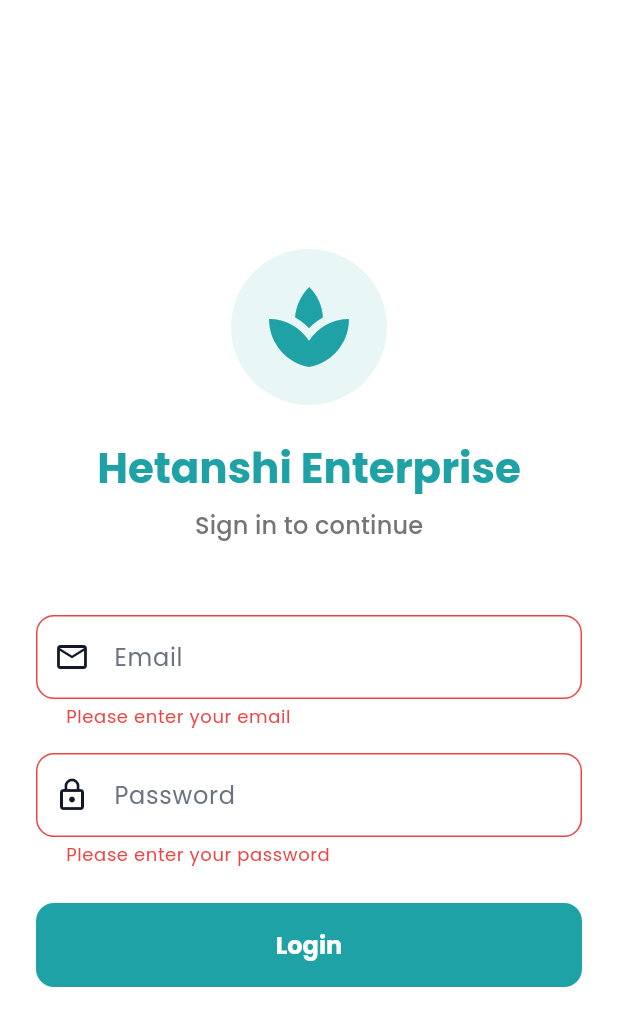
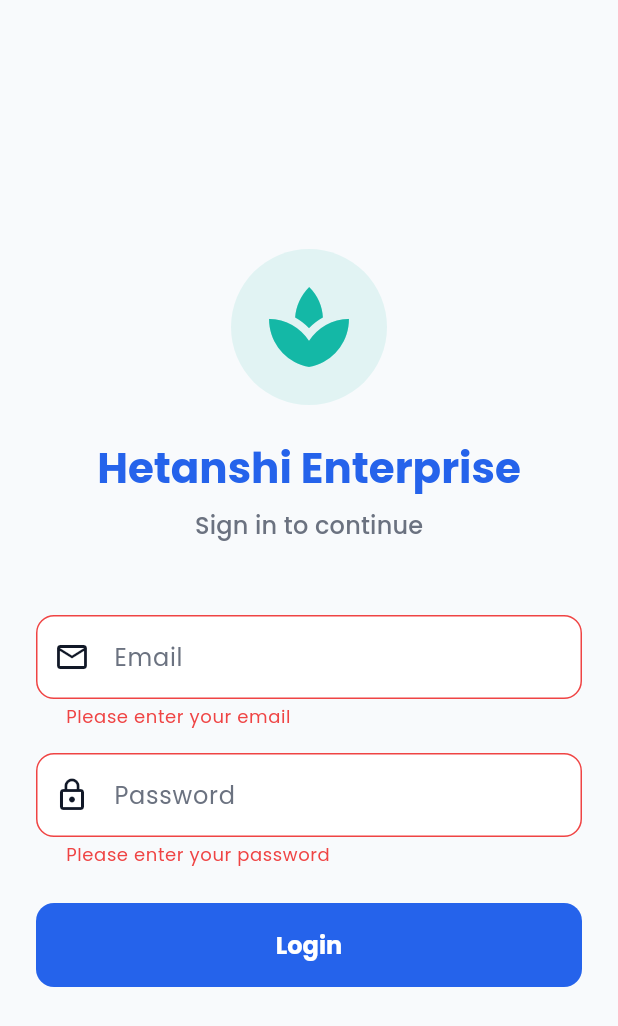
Before and after one commit to Vivekchavda1374/Hetanshi-Enterprise, a Flutter app: the screen it shows after launch, after a tap on "Login", on a phone screen of 412 x 824 dp. Shown: the top 1026 px of the screen. Run offline on Flutter 3.47's test engine with Material 3 defaults, Android fonts, the phone set to English and light mode, and no system bars; our stand-ins replace animate_do, cloud_firestore, firebase_core, fl_chart, flutter_staggered_animations, google_fonts and 1 more; accounts and stored records are empty.

Commit message:
refactor: Update login screen with modern background and improved styling

```diff
--- a/lib/screens/login_screen.dart
+++ b/lib/screens/login_screen.dart
@@ -1,5 +1,7 @@
 import 'package:flutter/material.dart';
 import 'package:hetanshi_enterprise/screens/dashboard_screen.dart';
+import 'package:hetanshi_enterprise/utils/app_theme.dart';
+import 'package:hetanshi_enterprise/utils/toast_utils.dart';
 
 class LoginScreen extends StatefulWidget {
   const LoginScreen({super.key});
@@ -26,14 +28,10 @@ class _LoginScreenState extends State<LoginScreen> {
 
         if (_emailController.text.trim() == 'vivek@gmail.com' &&
             _passwordController.text.trim() == '123') {
+          ToastUtils.showSuccess(context, 'Login Successful');
           Navigator.pushReplacementNamed(context, '/dashboard');
         } else {
-          ScaffoldMessenger.of(context).showSnackBar(
-            SnackBar(
-              content: const Text('Invalid email or password'),
-              backgroundColor: Theme.of(context).colorScheme.error,
-            ),
-          );
+          ToastUtils.showError(context, 'Invalid email or password');
         }
       }
     }
@@ -42,7 +40,7 @@ class _LoginScreenState extends State<LoginScreen> {
   @override
   Widget build(BuildContext context) {
     return Scaffold(
-      backgroundColor: Colors.white,
+      backgroundColor: AppColors.backgroundGrey,
       body: Center(
         child: SingleChildScrollView(
           padding: const EdgeInsets.all(24.0),
@@ -54,24 +52,24 @@ class _LoginScreenState extends State<LoginScreen> {
                 Container(
                   padding: const EdgeInsets.all(20),
                   decoration: BoxDecoration(
-                    color: const Color(0xFF1FA2A6).withOpacity(0.1),
+                    color: AppColors.secondaryTeal.withOpacity(0.1),
                     shape: BoxShape.circle,
                   ),
-                  child: const Icon(Icons.spa, size: 64, color: Color(0xFF1FA2A6)),
+                  child: const Icon(Icons.spa, size: 64, color: AppColors.secondaryTeal),
                 ),
                 const SizedBox(height: 24),
                 Text(
                   'Hetanshi Enterprise',
                   style: Theme.of(context).textTheme.headlineMedium?.copyWith(
                         fontWeight: FontWeight.bold,
-                        color: const Color(0xFF1FA2A6),
+                        color: AppColors.primaryBlue,
                       ),
                 ),
                 const SizedBox(height: 8),
                 Text(
                   'Sign in to continue',
                   style: Theme.of(context).textTheme.titleMedium?.copyWith(
-                        color: Colors.grey[600],
+                        color: AppColors.textSecondary,
                       ),
                 ),
                 const SizedBox(height: 48),
@@ -115,7 +113,7 @@ class _LoginScreenState extends State<LoginScreen> {
                   child: ElevatedButton(
                     onPressed: _isLoading ? null : _submit,
                     style: ElevatedButton.styleFrom(
-                      backgroundColor: const Color(0xFF1FA2A6),
+                      backgroundColor: AppColors.primaryBlue,
                       shape: RoundedRectangleBorder(borderRadius: BorderRadius.circular(12)),
                     ),
                     child: _isLoading
```
